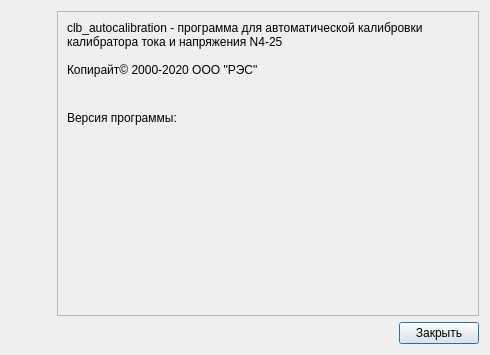
This is ui/about_dialog.ui in irsural/clb_autocalibration as Qt 5 draws it before an edit. The edited form follows.
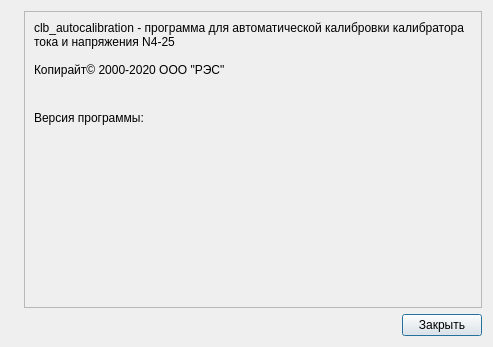
This is the edited form. Icons and pictures are not drawn.

```diff
--- a/ui/about_dialog.ui
+++ b/ui/about_dialog.ui
@@ -6,8 +6,8 @@
    <rect>
     <x>0</x>
     <y>0</y>
-    <width>490</width>
-    <height>355</height>
+    <width>493</width>
+    <height>347</height>
    </rect>
   </property>
   <property name="sizePolicy">
@@ -18,14 +18,14 @@
   </property>
   <property name="minimumSize">
    <size>
-    <width>490</width>
-    <height>355</height>
+    <width>0</width>
+    <height>0</height>
    </size>
   </property>
   <property name="maximumSize">
    <size>
-    <width>490</width>
-    <height>355</height>
+    <width>99999</width>
+    <height>99999</height>
    </size>
   </property>
   <property name="windowTitle">
@@ -37,29 +37,18 @@
   </property>
   <layout class="QHBoxLayout" name="horizontalLayout_2">
    <item>
-    <widget class="QPushButton" name="image_button">
-     <property name="enabled">
-      <bool>false</bool>
+    <widget class="QLabel" name="label">
+     <property name="sizePolicy">
+      <sizepolicy hsizetype="Minimum" vsizetype="Minimum">
+       <horstretch>0</horstretch>
+       <verstretch>0</verstretch>
+      </sizepolicy>
      </property>
      <property name="text">
       <string/>
      </property>
-     <property name="icon">
-      <iconset resource="../resources/icons.qrc">
-       <normaloff>:/images/images/image (2).png</normaloff>
-       <disabledoff>:/images/images/image (2).png</disabledoff>:/images/images/image (2).png</iconset>
-     </property>
-     <property name="iconSize">
-      <size>
-       <width>153</width>
-       <height>329</height>
-      </size>
-     </property>
-     <property name="autoDefault">
-      <bool>false</bool>
-     </property>
-     <property name="flat">
-      <bool>true</bool>
+     <property name="pixmap">
+      <pixmap resource="../resources/icons.qrc">:/images/images/just_for_fun.png</pixmap>
      </property>
     </widget>
    </item>
```
